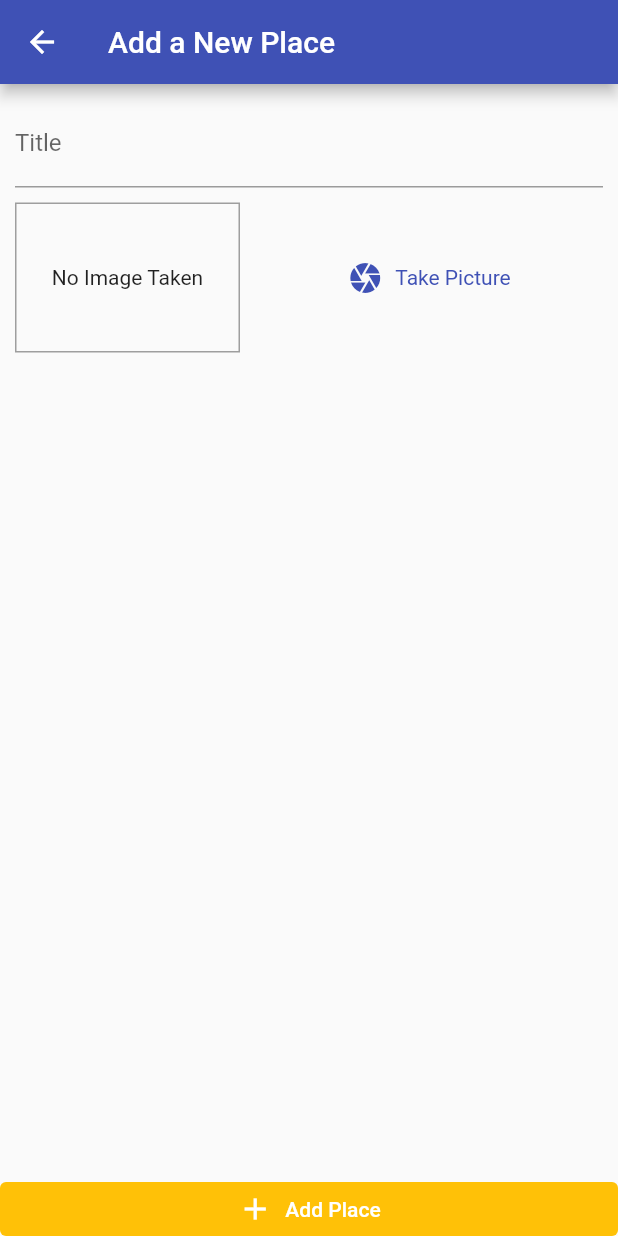
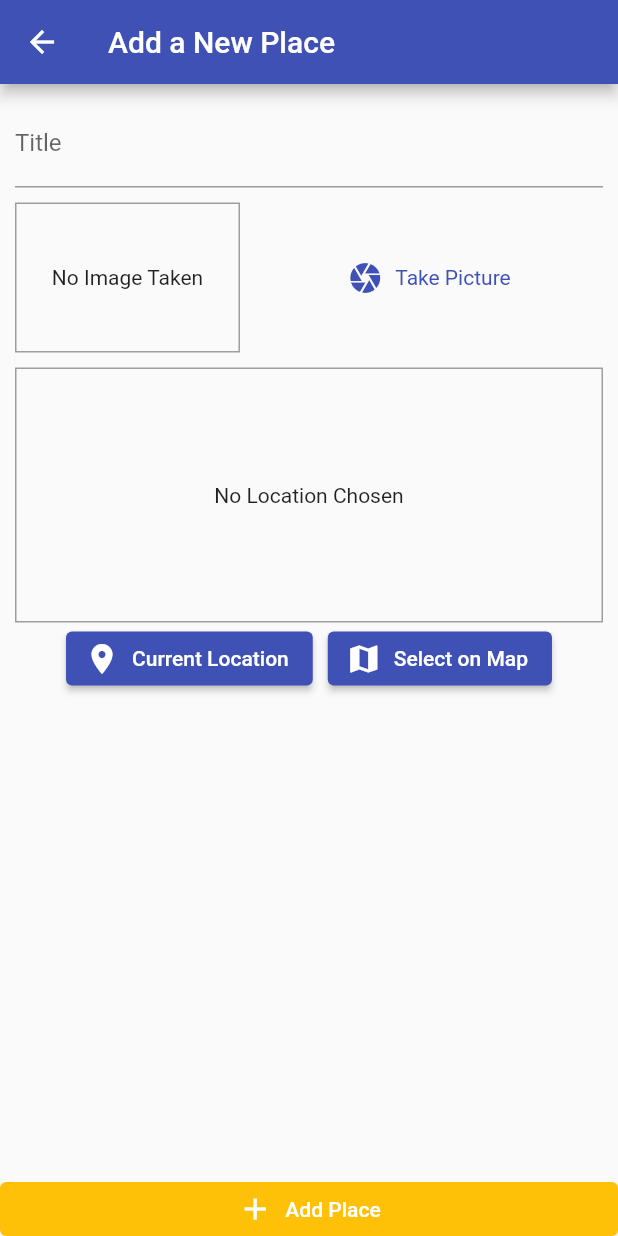
Before and after one commit to DuyThanhNguyen1998/great_places_app, a Flutter app: the AddPlaceScreen screen opened by its route, on a phone screen of 412 x 824 dp. Run offline on Flutter 3.47's test engine with Material 2 defaults, Android fonts, the phone set to English and light mode, and no system bars; our stand-ins replace google_maps_flutter, image_picker, location, sqflite; accounts and stored records are empty.

Commit message:
rendering a dynamic map (via Google Maps)

```diff
--- /dev/null
+++ b/lib/helpers/location_helper.dart
@@ -0,0 +1,9 @@
+// ignore: constant_identifier_names
+const GOOGLE_API_KEY = 'AIzaSyCZkNeDT5lz3jFnfTtoVjcKs8J9tcBM_s0';
+
+class LocationHelper {
+  static String generateLocationPreviewImage(
+      {double? latitude, double? longtitude}) {
+    return 'https://maps.googleapis.com/maps/api/staticmap?center=$latitude,$longtitude&zoom=16&size=600x300&maptype=roadmap&markers=color:red%7Clabel:D%7C$latitude,$longtitude&key=$GOOGLE_API_KEY';
+  }
+}
--- a/lib/models/place.dart
+++ b/lib/models/place.dart
@@ -5,7 +5,7 @@ class PlaceLocation {
   final double longtitude;
   final String? address;
 
-  PlaceLocation({
+  const PlaceLocation({
     required this.latitude,
     required this.longtitude,
     this.address,
--- a/lib/screens/add_place_screen.dart
+++ b/lib/screens/add_place_screen.dart
@@ -4,6 +4,7 @@ import 'package:flutter/material.dart';
 import 'package:provider/provider.dart';
 
 import '../widgets/image_input.dart';
+import '../widgets/location_input.dart';
 import '../providers/great_places.dart';
 
 class AddPlaceScreen extends StatefulWidget {
@@ -55,6 +56,10 @@ class _AddPlaceScreenState extends State<AddPlaceScreen> {
                       height: 10,
                     ),
                     ImageInput(onSelectImage: _selectImage),
+                    const SizedBox(
+                      height: 10,
+                    ),
+                    const LocationInput(),
                   ],
                 ),
               ),
--- /dev/null
+++ b/lib/widgets/location_input.dart
@@ -0,0 +1,85 @@
+import 'package:flutter/material.dart';
+import 'package:location/location.dart';
+
+import '../helpers/location_helper.dart';
+import '../screens/map_screen.dart';
+
+class LocationInput extends StatefulWidget {
+  const LocationInput({Key? key}) : super(key: key);
+
+  @override
+  State<LocationInput> createState() => _LocationInputState();
+}
+
+class _LocationInputState extends State<LocationInput> {
+  String? _previewImageUrl;
+
+  Future<void> _getCurrentUserLocation() async {
+    final locData = await Location().getLocation();
+    final staticMapImageUrl = LocationHelper.generateLocationPreviewImage(
+      latitude: locData.latitude,
+      longtitude: locData.longitude,
+    );
+    setState(() {
+      _previewImageUrl = staticMapImageUrl;
+    });
+  }
+
+  Future<void> _selectOnMap() async {
+    final selectedLocation = await Navigator.of(context).push(
+      MaterialPageRoute(
+        fullscreenDialog: true,
+        builder: (ctx) => const MapScreen(
+          isSelecting: true,
+        ),
+      ),
+    );
+    if (selectedLocation == null) {
+      return;
+    }
+  }
+
+  @override
+  Widget build(BuildContext context) {
+    return Column(
+      children: [
+        Container(
+          height: 170,
+          width: double.infinity,
+          alignment: Alignment.center,
+          decoration: BoxDecoration(
+            border: Border.all(
+              width: 1,
+              color: Colors.grey,
+            ),
+          ),
+          child: _previewImageUrl == null
+              ? const Text('No Location Chosen')
+              : Image.network(
+                  _previewImageUrl!,
+                  fit: BoxFit.cover,
+                  width: double.infinity,
+                ),
+        ),
+        Row(
+          mainAxisAlignment: MainAxisAlignment.center,
+          children: [
+            ElevatedButton.icon(
+              onPressed: _getCurrentUserLocation,
+              icon: const Icon(Icons.location_on),
+              label: const Text('Current Location'),
+            ),
+            const SizedBox(
+              width: 10,
+            ),
+            ElevatedButton.icon(
+              onPressed: _selectOnMap,
+              icon: const Icon(Icons.map),
+              label: const Text('Select on Map'),
+            ),
+          ],
+        ),
+      ],
+    );
+  }
+}
--- a/pubspec.yaml
+++ b/pubspec.yaml
@@ -39,6 +39,8 @@ dependencies:
   path_provider: ^2.0.11
   path: ^1.8.1
   sqflite: ^2.0.3+1
+  location: ^4.4.0
+  google_maps_flutter: ^2.1.12
 
 dev_dependencies:
   flutter_test:
```
Also changed, not shown: lib/screens/map_screen.dart (added, +38 -0 lines), pubspec.lock, 5 other files.
